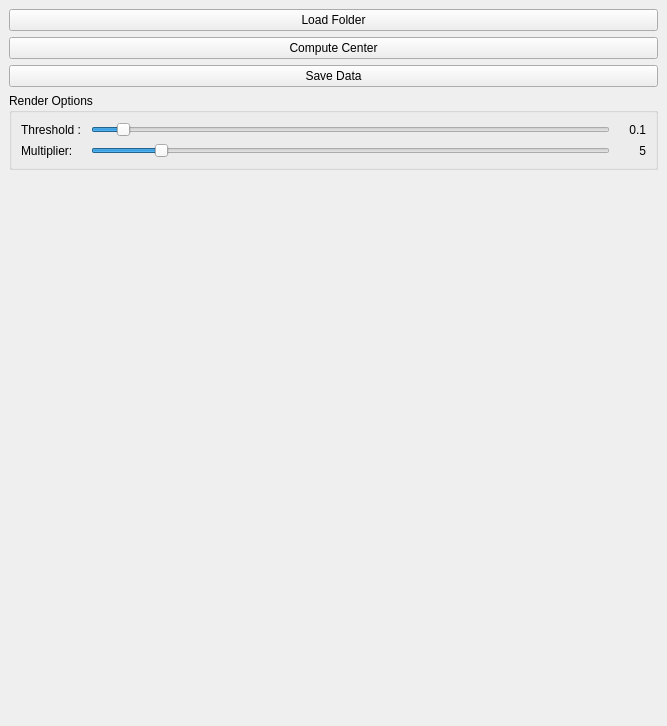
Before: the Qt Designer form src/ui/ConfocalDockWidget.ui in BenKnorlein/Confocal, drawn with Qt 5.
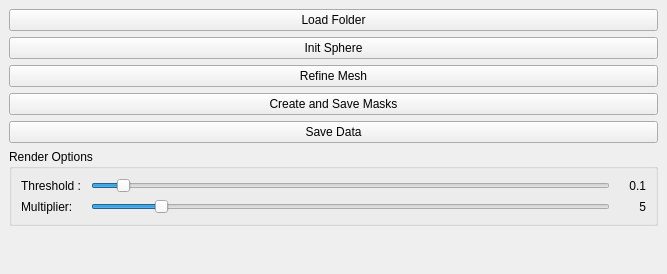
After: the same form once the commit is applied.

The edit to the form file:
```diff
--- a/src/ui/ConfocalDockWidget.ui
+++ b/src/ui/ConfocalDockWidget.ui
@@ -7,36 +7,21 @@
     <x>0</x>
     <y>0</y>
     <width>667</width>
-    <height>726</height>
+    <height>274</height>
    </rect>
   </property>
+  <property name="sizePolicy">
+   <sizepolicy hsizetype="Preferred" vsizetype="Maximum">
+    <horstretch>0</horstretch>
+    <verstretch>0</verstretch>
+   </sizepolicy>
+  </property>
   <property name="windowTitle">
    <string>Tools</string>
   </property>
   <widget class="QWidget" name="dockWidgetContents">
    <layout class="QGridLayout" name="gridLayout">
-    <item row="1" column="0" colspan="2">
-     <widget class="QPushButton" name="pushButton_Compute">
-      <property name="text">
-       <string>Compute Center</string>
-      </property>
-     </widget>
-    </item>
-    <item row="2" column="0" colspan="2">
-     <widget class="QPushButton" name="pushButton_Compute_2">
-      <property name="text">
-       <string>Save Data</string>
-      </property>
-     </widget>
-    </item>
-    <item row="0" column="0" colspan="2">
-     <widget class="QPushButton" name="pushButton_Load">
-      <property name="text">
-       <string>Load Folder</string>
-      </property>
-     </widget>
-    </item>
-    <item row="3" column="0" colspan="2">
+    <item row="5" column="0" colspan="2">
      <widget class="QGroupBox" name="groupBox">
       <property name="title">
        <string>Render Options</string>
@@ -147,7 +132,21 @@
       <zorder>label_Multiplier</zorder>
      </widget>
     </item>
+    <item row="1" column="0" colspan="2">
+     <widget class="QPushButton" name="pushButton_Compute">
+      <property name="text">
+       <string>Init Sphere</string>
+      </property>
+     </widget>
+    </item>
     <item row="4" column="0" colspan="2">
+     <widget class="QPushButton" name="pushButton_Compute_2">
+      <property name="text">
+       <string>Save Data</string>
+      </property>
+     </widget>
+    </item>
+    <item row="6" column="0" colspan="2">
      <spacer name="verticalSpacer">
       <property name="orientation">
        <enum>Qt::Vertical</enum>
@@ -160,6 +159,27 @@
       </property>
      </spacer>
     </item>
+    <item row="0" column="0" colspan="2">
+     <widget class="QPushButton" name="pushButton_Load">
+      <property name="text">
+       <string>Load Folder</string>
+      </property>
+     </widget>
+    </item>
+    <item row="2" column="0" colspan="2">
+     <widget class="QPushButton" name="pushButton_Refine">
+      <property name="text">
+       <string>Refine Mesh</string>
+      </property>
+     </widget>
+    </item>
+    <item row="3" column="0" colspan="2">
+     <widget class="QPushButton" name="pushButton_Masks">
+      <property name="text">
+       <string>Create and Save Masks</string>
+      </property>
+     </widget>
+    </item>
    </layout>
   </widget>
  </widget>
```
